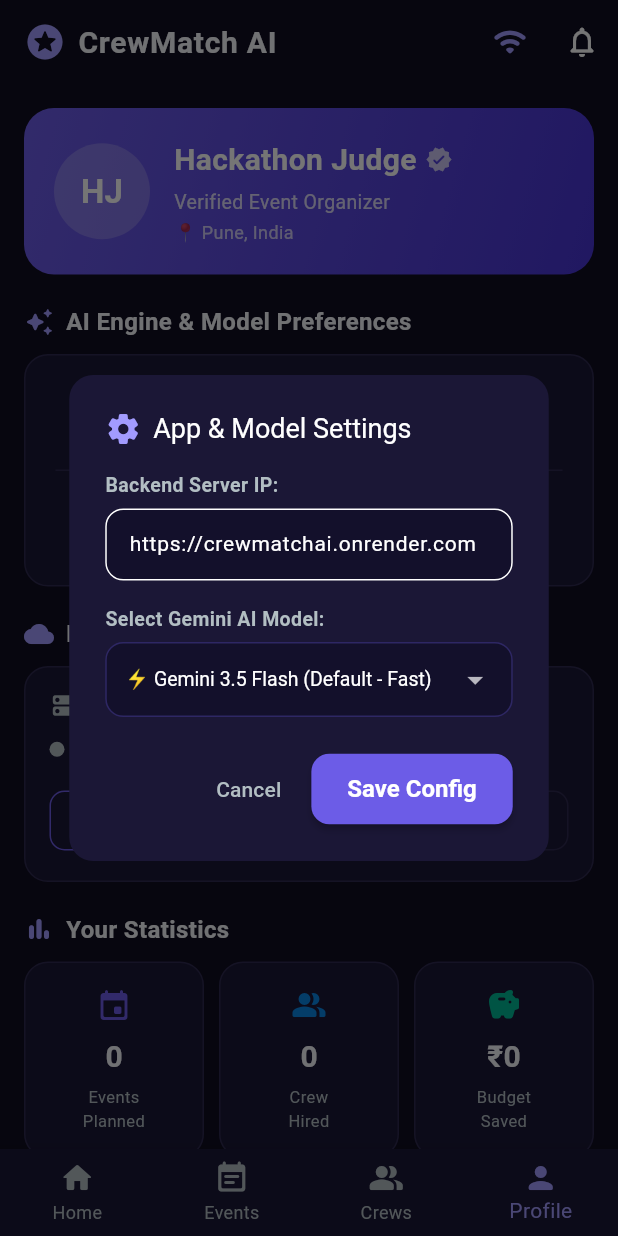
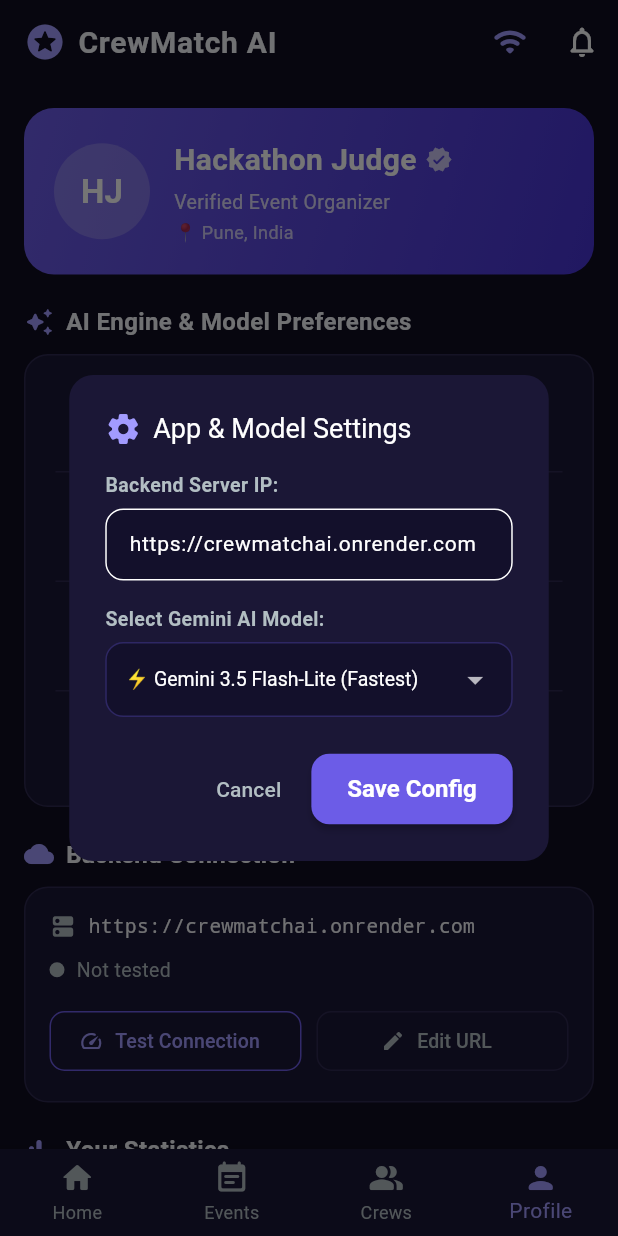
Before and after one commit to viraj72cs/CrewMatchAI-Frontend, a Flutter app: the screen it shows after launch, item 4 of the bottom bar chosen, after a tap on the "wifi" icon, on a phone screen of 412 x 824 dp. Run offline on Flutter 3.47's test engine with Material 3 defaults, Android fonts, the phone set to English and light mode, and no system bars; network calls fail.

Commit message:
Update default model to gemini-3.5-flash-lite, expand model selectors, and update production web bundle

```diff
--- a/lib/services/api_service.dart
+++ b/lib/services/api_service.dart
@@ -15,8 +15,8 @@
     baseUrl = url.endsWith('/') ? url.substring(0, url.length - 1) : url;
   }
 
-  // Currently active model (defaults to gemini-3.5-flash)
-  static String selectedModel = "gemini-3.5-flash";
+  // Currently active model (defaults to gemini-3.5-flash-lite)
+  static String selectedModel = "gemini-3.5-flash-lite";
 
   static Future<ChatResponse> sendMessage({
     required String message,
--- a/lib/views/chat_screen.dart
+++ b/lib/views/chat_screen.dart
@@ -219,12 +219,20 @@
                     style: const TextStyle(color: Colors.white, fontSize: 13),
                     items: const [
                       DropdownMenuItem(
-                        value: "gemini-3.5-flash",
-                        child: Text("⚡ Gemini 3.5 Flash (Default - Fast)"),
+                        value: "gemini-3.5-flash-lite",
+                        child: Text("⚡ Gemini 3.5 Flash-Lite (Fastest)"),
+                      ),
+                      DropdownMenuItem(
+                        value: "gemini-3.1-flash-lite",
+                        child: Text("🚀 Gemini 3.1 Flash-Lite (High Speed)"),
+                      ),
+                      DropdownMenuItem(
+                        value: "gemini-3.8-flash",
+                        child: Text("🌟 Gemini 3.8 Flash (Latest Flagship)"),
                       ),
                       DropdownMenuItem(
                         value: "gemini-3.6-flash",
-                        child: Text("🌟 Gemini 3.6 Flash (Deep Reasoning)"),
+                        child: Text("🧠 Gemini 3.6 Flash (Deep Reasoning)"),
                       ),
                     ],
                     onChanged: (val) {
--- a/lib/views/home_screen.dart
+++ b/lib/views/home_screen.dart
@@ -73,12 +73,20 @@
                     style: const TextStyle(color: Colors.white, fontSize: 13),
                     items: const [
                       DropdownMenuItem(
-                        value: "gemini-3.5-flash",
-                        child: Text("⚡ Gemini 3.5 Flash (Default - Fast)"),
+                        value: "gemini-3.5-flash-lite",
+                        child: Text("⚡ Gemini 3.5 Flash-Lite (Fastest)"),
+                      ),
+                      DropdownMenuItem(
+                        value: "gemini-3.1-flash-lite",
+                        child: Text("🚀 Gemini 3.1 Flash-Lite (High Speed)"),
+                      ),
+                      DropdownMenuItem(
+                        value: "gemini-3.8-flash",
+                        child: Text("🌟 Gemini 3.8 Flash (Latest Flagship)"),
                       ),
                       DropdownMenuItem(
                         value: "gemini-3.6-flash",
-                        child: Text("🌟 Gemini 3.6 Flash (Deep Reasoning)"),
+                        child: Text("🧠 Gemini 3.6 Flash (Deep Reasoning)"),
                       ),
                     ],
                     onChanged: (val) {
--- a/lib/views/profile_screen.dart
+++ b/lib/views/profile_screen.dart
@@ -214,16 +214,30 @@
             child: Column(
               children: [
                 _buildModelTile(
-                  'gemini-3.5-flash',
-                  '⚡ Gemini 3.5 Flash',
-                  'Default — Fast inference, quick tool calling',
+                  'gemini-3.5-flash-lite',
+                  '⚡ Gemini 3.5 Flash-Lite',
+                  'Recommended — Ultra-fast inference, instant responses',
+                ),
+                const Divider(
+                    color: Color(0xFF2E2A50), height: 1, indent: 16, endIndent: 16),
+                _buildModelTile(
+                  'gemini-3.1-flash-lite',
+                  '🚀 Gemini 3.1 Flash-Lite',
+                  'High speed, reliable candidate matching',
+                ),
+                const Divider(
+                    color: Color(0xFF2E2A50), height: 1, indent: 16, endIndent: 16),
+                _buildModelTile(
+                  'gemini-3.8-flash',
+                  '🌟 Gemini 3.8 Flash',
+                  'Latest flagship Flash reasoning engine',
                 ),
                 const Divider(
                     color: Color(0xFF2E2A50), height: 1, indent: 16, endIndent: 16),
                 _buildModelTile(
                   'gemini-3.6-flash',
-                  '🌟 Gemini 3.6 Flash',
-                  'Deep reasoning, extended multi-step analysis',
+                  '🧠 Gemini 3.6 Flash',
+                  'Deep reasoning (higher global traffic latency)',
                 ),
               ],
             ),
```
Also changed, not shown: 2 other files.
